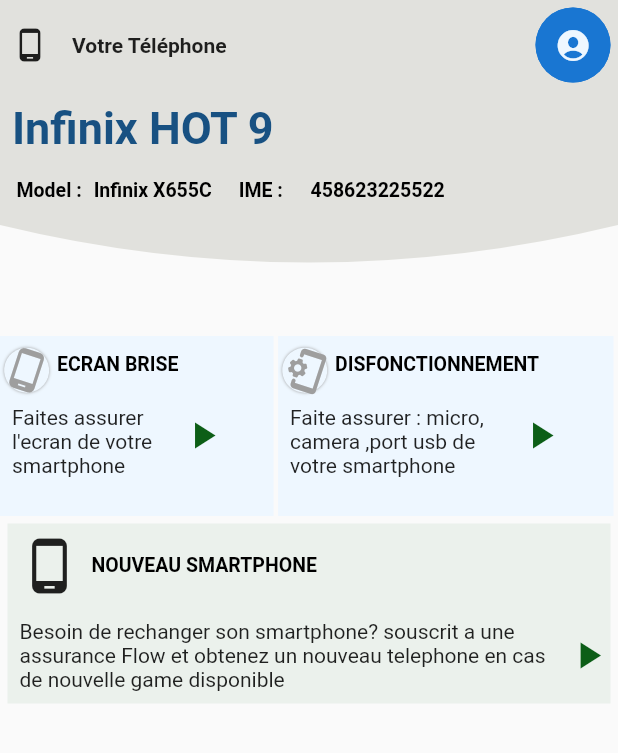
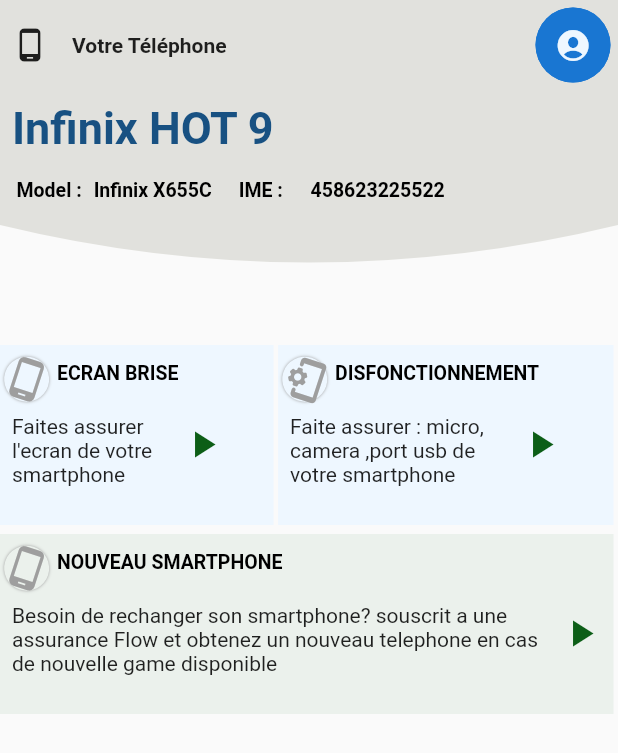
Before and after one commit to kadersaka/flow_insurance, a Flutter app: the HomeScreen screen opened directly, on a phone screen of 412 x 824 dp. Shown: the top 753 px of the screen. Run offline on Flutter 3.47's test engine with Material 2 defaults, Android fonts, the phone set to English and light mode, and no system bars; our stand-ins replace badges, device_info_plus, file_picker, firebase_core, firebase_database, flutter_svg and 5 more; missing offline and left inert: device_info_plus_web, firebase_core_web, firebase_database_web, flutter_draggable_gridview, prefs, shared_preferences_web and 2 more; accounts and stored records are empty.

Commit message:
upload and download assurance details done

```diff
--- a/lib/models/assurance.dart
+++ b/lib/models/assurance.dart
@@ -8,7 +8,7 @@ class Assurance {
       "subscriptionDate": subscriptionDate,
       "expiryDate": expiryDate,
       "reparationsCounter": reparationsCounter,
-      "activated": reparationsCounter,
+      "activated": activated,
     };
   }
 }
--- a/lib/views/home/menu.dart
+++ b/lib/views/home/menu.dart
@@ -20,22 +20,29 @@ class HomeScreen extends StatefulWidget {
 
 class _HomeScreenState extends State<HomeScreen> {
   late File? imageFile;
-  CustomBool ecranBriseActived = CustomBool(false);
-  CustomBool dysfoncActived = CustomBool(false);
-  CustomBool newPhoneActived = CustomBool(false);
+  bool isLoading = true;
   String prix = "0";
-  late Map<String, Assurance> listAssurance;
-  Future<void> _init() async {}
+  late Map<String, Assurance?> listAssurance;
+  Future<void> _init() async {
+    await DataBaseService().getAllAssurance().then((value) => listAssurance = value);
+    setState(() {
+      isLoading = false;
+    });
+  }
+
   @override
   void initState() {
     imageFile = null;
     super.initState();
+    _init();
   }
 
   @override
   Widget build(BuildContext context) {
     return Scaffold(
-      body: SafeArea(
+      body: isLoading
+          ? const Center(child: CircularProgressIndicator())
+          : SafeArea(
               child: Column(
               mainAxisAlignment: MainAxisAlignment.start,
               crossAxisAlignment: CrossAxisAlignment.start,
@@ -124,73 +131,81 @@ class _HomeScreenState extends State<HomeScreen> {
                     Expanded(
                       flex: 45,
                       child: Bloc(
+                        assu: listAssurance[StringData.ecranBrise],
                         title: StringData.ecranBrise,
                         subtitle: StringData.assurEcranBrise,
-                  // assuranceActived: ecranBriseActived,
                         activedWidth: 150,
                         desactivedWidth: 150,
-                  assurancePrice: prix,
                         icon: Icons.phone_android,
                       ),
                     ),
                     Expanded(
                       flex: 55,
                       child: Bloc(
+                        assu: listAssurance[StringData.disfonc],
                         title: StringData.disfonc,
                         subtitle: StringData.faiteAss,
-                  assuranceActived: dysfoncActived,
                         activedWidth: 182,
                         desactivedWidth: 190,
-                  assurancePrice: prix,
                         icon: Icons.phonelink_setup_rounded,
                       ),
                     ),
                   ],
                 ),
-          InkWell(
-            onTap: () => Navigator.push(context, MaterialPageRoute(builder: (context) => AssurerNouveauTelephone(fun: assuranceActivation))),
-            child: Container(
-              margin: const EdgeInsets.all(5),
-              height: 120,
-              width: double.infinity,
+                Bloc(
+                  assu: listAssurance[StringData.nouveauSmar],
+                  activedWidth: MediaQuery.of(context).size.width - 40,
+                  desactivedWidth: MediaQuery.of(context).size.width - 10,
+                  icon: Icons.phone_android,
+                  subtitle: StringData.besoin,
+                  title: StringData.nouveauSmar,
                   color: const Color.fromARGB(255, 235, 241, 236),
-              child: Column(
-                crossAxisAlignment: CrossAxisAlignment.start,
-                children: [
-                  Row(
-                    children: [
-                      const Padding(
-                        padding: EdgeInsets.all(8.0),
-                        child: Icon(
-                          Icons.phone_android,
-                          size: 40,
                 ),
-                      ),
-                      CustomWidget().myText(StringData.nouveauSmar, size: 13, isbols: true),
-                    ],
-                  ),
-                  Expanded(
-                    child: Row(
-                      children: [
-                        Expanded(
-                          child: Padding(
-                            padding: const EdgeInsets.all(8.0),
-                            child: Text(
-                              StringData.besoin,
-                              textAlign: TextAlign.start,
-                              maxLines: 3,
-                              overflow: TextOverflow.ellipsis,
-                            ),
-                          ),
-                        ),
-                        const Icon(Icons.play_arrow, color: Color.fromARGB(255, 12, 94, 23), size: 30),
-                      ],
-                    ),
-                  )
-                ],
-              ),
-            ),
-          ),
+
+                // InkWell(
+                //   onTap: () => Navigator.push(context, MaterialPageRoute(builder: (context) => AssurerNouveauTelephone(fun: assuranceActivation))),
+                //   child: Container(
+                //     margin: const EdgeInsets.all(5),
+                //     height: 120,
+                //     width: double.infinity,
+                //     color: const Color.fromARGB(255, 235, 241, 236),
+                //     child: Column(
+                //       crossAxisAlignment: CrossAxisAlignment.start,
+                //       children: [
+                //         Row(
+                //           children: [
+                //             const Padding(
+                //               padding: EdgeInsets.all(8.0),
+                //               child: Icon(
+                //                 Icons.phone_android,
+                //                 size: 40,
+                //               ),
+                //             ),
+                //             CustomWidget().myText(StringData.nouveauSmar, size: 13, isbols: true),
+                //           ],
+                //         ),
+                //         Expanded(
+                //           child: Row(
+                //             children: [
+                //               Expanded(
+                //                 child: Padding(
+                //                   padding: const EdgeInsets.all(8.0),
+                //                   child: Text(
+                //                     StringData.besoin,
+                //                     textAlign: TextAlign.start,
+                //                     maxLines: 3,
+                //                     overflow: TextOverflow.ellipsis,
+                //                   ),
+                //                 ),
+                //               ),
+                //               const Icon(Icons.play_arrow, color: Color.fromARGB(255, 12, 94, 23), size: 30),
+                //             ],
+                //           ),
+                //         )
+                //       ],
+                //     ),
+                //   ),
+                // ),
               ],
             )),
     );
@@ -204,7 +219,7 @@ class _HomeScreenState extends State<HomeScreen> {
 
   void assuranceActivation(String p) {
     setState(() {
-      newPhoneActived.theBool = true;
+      // newPhoneActived.theBool = true;
       prix = p;
     });
     print("Toucheeeeeeeeeeeeeee");
@@ -212,36 +227,51 @@ class _HomeScreenState extends State<HomeScreen> {
 }
 
 class Bloc extends StatefulWidget {
-  String assurancePrice, title, subtitle;
+  String title, subtitle;
   IconData icon;
   double activedWidth, desactivedWidth;
   Assurance? assu;
-  Bloc({super.key, required this.assu, required this.activedWidth, required this.desactivedWidth, required this.assurancePrice, required this.icon, required this.subtitle, required this.title});
+  Color? color;
+  Bloc({super.key, this.color, required this.assu, required this.activedWidth, required this.desactivedWidth, required this.icon, required this.subtitle, required this.title});
 
   @override
-  State<Bloc> createState() => _BlocState(assu, assurancePrice, activedWidth, desactivedWidth, icon, subtitle, title);
+  State<Bloc> createState() => _BlocState(assu, activedWidth, desactivedWidth, icon, subtitle, title);
 }
 
 class _BlocState extends State<Bloc> {
-  String assurancePrice, title, subtitle;
+  String title, subtitle;
+  late String assurancePrice;
   IconData icon;
   double activedWidth, desactivedWidth;
   Assurance? assu;
-  _BlocState(this.assu, this.assurancePrice, this.activedWidth, this.desactivedWidth, this.icon, this.subtitle, this.title);
+  _BlocState(this.assu, this.activedWidth, this.desactivedWidth, this.icon, this.subtitle, this.title);
+  @override
+  void initState() {
+    if (assu != null) {
+      assurancePrice = assu!.delay;
+    }
+    super.initState();
+  }
 
   @override
   Widget build(BuildContext context) {
     return Container(
-      margin: const EdgeInsets.only(right: 3.0),
+      margin: const EdgeInsets.only(top: 6, right: 3.0),
       height: 120,
-      color: const Color(0xffEEF7FF),
+      color: widget.color ?? const Color(0xffEEF7FF),
       child: InkWell(
-        onTap: () => Navigator.of(context).push(MaterialPageRoute(
+        onTap: () => title != StringData.nouveauSmar
+            ? Navigator.of(context).push(MaterialPageRoute(
                 builder: (context) => SouscriptionScreen(
                       icon: icon,
                       title: title,
                       fun: assuranceActivation,
-                ))),
+                    )))
+            : Navigator.push(
+                context,
+                MaterialPageRoute(
+                  builder: (context) => AssurerNouveauTelephone(fun: assuranceActivation),
+                )),
         child: Row(
           mainAxisAlignment: MainAxisAlignment.spaceBetween,
           children: [
@@ -312,16 +342,21 @@ class _BlocState extends State<Bloc> {
   }
 
   void assuranceActivation(String p) {
-    String f, l;
-    var now = DateTime.now();
-    f = DateFormat('yMd').format(now);
+    String now, later;
 
-final later = now.add(const Duration(days:));
+    now = DateFormat('dd/MM/yyyy').format(DateTime.now());
+    print("now time  $now");
+    if (p[p.length - 1] == 'n') {
+      later = DateFormat('dd/MM/yyyy').format(DateTime(DateTime.now().year + 1, DateTime.now().month, DateTime.now().day));
+    } else {
+      later = DateFormat('dd/MM/yyyy').format(DateTime(DateTime.now().year, DateTime.now().month + (int.parse(p.substring(12, 13))), DateTime.now().day));
+    }
+    print("later time $later");
 
     setState(() {
-      assu = Assurance(title, p.substring(12), DateFormat('yMd').format(DateTime.now()), expiryDate, reparationsCounter, activated);
+      assu = Assurance(title, p, now, later, "2", "1");
       assurancePrice = p;
-      DataBaseService().setAssuranceToDatabase(Assurane);
+      DataBaseService().setAssuranceToDatabase(assu!);
     });
   }
 }
```
Also changed, not shown: lib/services/realtime_database.dart (+16 -8 lines). Lines whose indentation alone changed are shown as unchanged.
